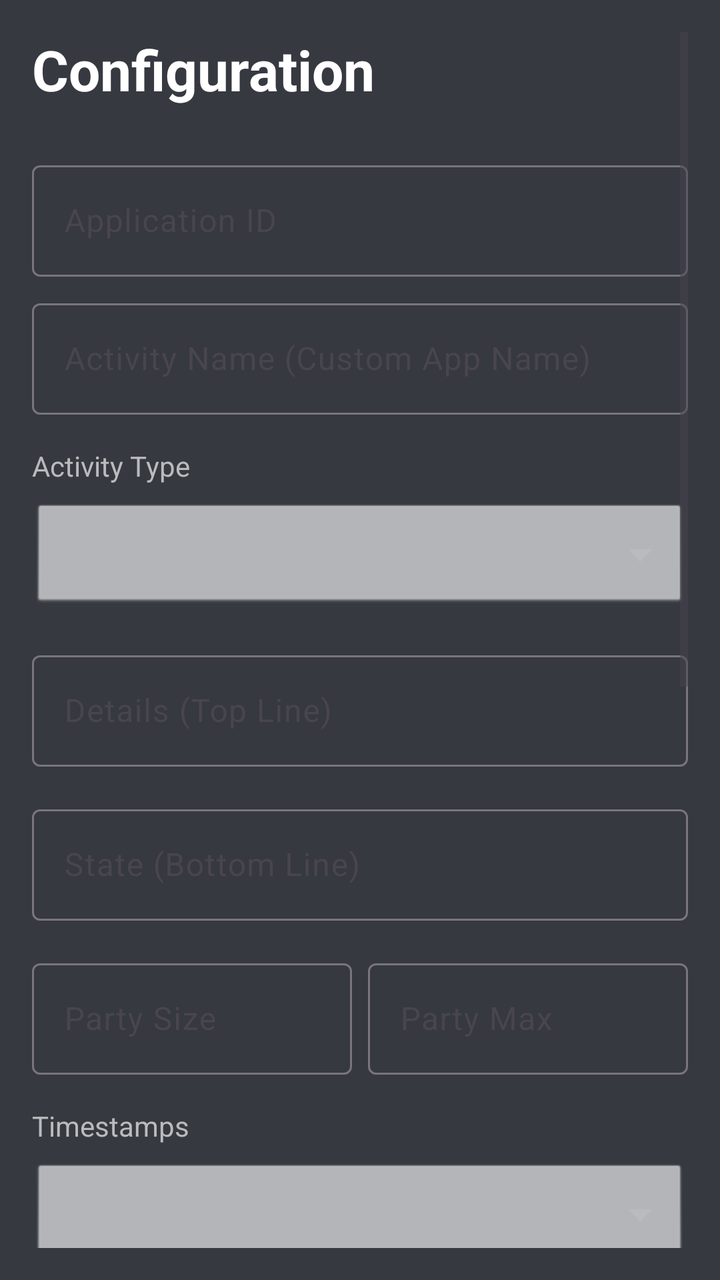
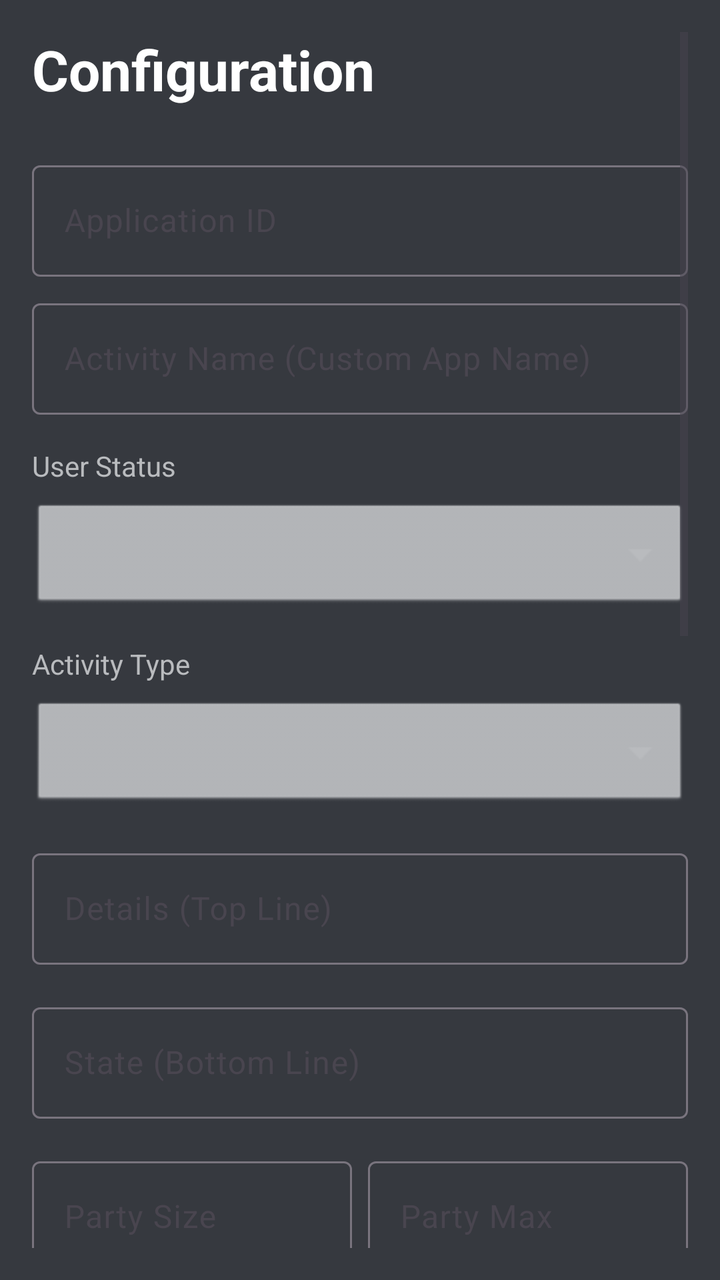

An Android layout rendered at two revisions. The XML below is the earlier revision; the diff shows what the commit changed to produce the second picture.
<!-- AndroidManifest.xml: application theme Theme.CustomRPC -->
<!-- res/layout/activity_main.xml -->
<?xml version="1.0" encoding="utf-8"?>
<FrameLayout xmlns:android="http://schemas.android.com/apk/res/android"
    xmlns:app="http://schemas.android.com/apk/res-auto"
    xmlns:tools="http://schemas.android.com/tools"
    android:layout_width="match_parent"
    android:layout_height="match_parent"
    android:background="#36393F">

    
    <LinearLayout
        android:id="@+id/view_login"
        android:layout_width="match_parent"
        android:layout_height="match_parent"
        android:orientation="vertical"
        android:padding="32dp"
        android:gravity="center"
        android:visibility="gone">

        <TextView
            android:layout_width="wrap_content"
            android:layout_height="wrap_content"
            android:text="@string/title_login"
            android:textSize="34sp"
            android:textStyle="bold"
            android:textColor="#5865F2"
            android:layout_marginBottom="8dp"/>

        <TextView
            android:layout_width="wrap_content"
            android:layout_height="wrap_content"
            android:text="@string/app_subtitle"
            android:textColor="#B9BBBE"
            android:textSize="16sp"
            android:layout_marginBottom="48dp"/>

        <com.google.android.material.textfield.TextInputLayout
            android:layout_width="match_parent"
            android:layout_height="wrap_content"
            android:hint="@string/hint_token"
            app:startIconDrawable="@android:drawable/ic_lock_lock"
            style="@style/Widget.Material3.TextInputLayout.OutlinedBox">

            <com.google.android.material.textfield.TextInputEditText
                android:id="@+id/login_token_input"
                android:layout_width="match_parent"
                android:layout_height="wrap_content"
                android:inputType="textPassword"
                android:textColor="#FFFFFF" />
        </com.google.android.material.textfield.TextInputLayout>

        <com.google.android.material.button.MaterialButton
            android:id="@+id/btn_discord_login"
            android:layout_width="match_parent"
            android:layout_height="56dp"
            android:text="@string/btn_login_discord"
            app:cornerRadius="8dp"
            android:backgroundTint="#2F3136"
            android:textColor="#FFFFFF"
            app:strokeColor="#5865F2"
            app:strokeWidth="1dp"/>

        <com.google.android.material.button.MaterialButton
            android:id="@+id/btn_login"
            android:layout_width="match_parent"
            android:layout_height="56dp"
            android:text="@string/btn_login"
            android:layout_marginTop="24dp"
            app:cornerRadius="8dp"
            android:backgroundTint="#5865F2"/>
            
        <com.google.android.material.button.MaterialButton
            android:id="@+id/btn_token_guide_login"
            style="@style/Widget.Material3.Button.TextButton"
            android:layout_width="wrap_content"
            android:layout_height="wrap_content"
            android:text="@string/btn_token_guide"
            android:textColor="#B9BBBE"
            android:layout_marginTop="8dp"/>
    </LinearLayout>

    
    <LinearLayout
        android:id="@+id/view_dashboard"
        android:layout_width="match_parent"
        android:layout_height="match_parent"
        android:orientation="vertical"
        android:background="#36393F"
        android:visibility="gone">

        
        <LinearLayout
            android:layout_width="match_parent"
            android:layout_height="wrap_content"
            android:padding="16dp"
            android:gravity="end">
            <ImageView
                android:id="@+id/btn_about"
                android:layout_width="24dp"
                android:layout_height="24dp"
                android:src="@android:drawable/ic_menu_info_details"
                app:tint="#B9BBBE"
                android:layout_marginEnd="16dp"/>

            <ImageView
                android:id="@+id/btn_logout"
                android:layout_width="24dp"
                android:layout_height="24dp"
                android:src="@android:drawable/ic_menu_close_clear_cancel"
                app:tint="#DCDDDE"/>
        </LinearLayout>

        
        <LinearLayout
            android:layout_width="match_parent"
            android:layout_height="0dp"
            android:layout_weight="1"
            android:orientation="vertical"
            android:gravity="center"
            android:padding="32dp">

            
            <FrameLayout
                android:layout_width="200dp"
                android:layout_height="200dp"
                android:layout_marginBottom="24dp">
                
                <com.example.customrpc.ParticleRingView
                    android:id="@+id/particle_view"
                    android:layout_width="match_parent"
                    android:layout_height="match_parent"/>
                    
                <LinearLayout
                    android:layout_width="match_parent"
                    android:layout_height="match_parent"
                    android:gravity="center"
                    android:orientation="vertical">
                    <TextView
                        android:layout_width="wrap_content"
                        android:layout_height="wrap_content"
                        android:text="@string/status_label"
                        android:letterSpacing="0.2"
                        android:textSize="12sp"
                        android:textColor="#B9BBBE"/>
                    <TextView
                        android:id="@+id/tv_dashboard_status"
                        android:layout_width="wrap_content"
                        android:layout_height="wrap_content"
                        android:text="@string/status_offline"
                        android:textSize="32sp"
                        android:textStyle="bold"
                        android:textColor="#ED4245"/>
                </LinearLayout>
            </FrameLayout>

            <TextView
                android:id="@+id/tv_dashboard_desc"
                android:layout_width="wrap_content"
                android:layout_height="wrap_content"
                android:text="@string/desc_service_idle"
                android:textColor="#DCDDDE"
                android:layout_marginBottom="32dp"/>

            <com.google.android.material.button.MaterialButton
                android:id="@+id/btn_toggle_connection"
                android:layout_width="200dp"
                android:layout_height="60dp"
                android:text="@string/btn_start"
                android:textSize="18sp"
                app:cornerRadius="30dp"
                android:backgroundTint="#5865F2"/>
            
            <com.google.android.material.button.MaterialButton
                android:id="@+id/btn_stop_service"
                style="@style/Widget.Material3.Button.TextButton"
                android:layout_width="wrap_content"
                android:layout_height="wrap_content"
                android:text="@string/btn_kill_service"
                android:textColor="#ED4245"
                android:layout_marginTop="8dp"/>

        </LinearLayout>

        
        <com.google.android.material.button.MaterialButton
            android:id="@+id/btn_open_config"
            style="@style/Widget.Material3.Button.OutlinedButton"
            android:layout_width="match_parent"
            android:layout_height="wrap_content"
            android:text="@string/btn_configure"
            android:layout_margin="16dp"
            android:textColor="#FFFFFF"
            android:backgroundTint="#4F545C"/>
    </LinearLayout>


    
    <ScrollView
        android:id="@+id/view_settings"
        android:layout_width="match_parent"
        android:layout_height="match_parent"
        android:background="#36393F"
        android:padding="16dp"
        android:visibility="visible">

        <LinearLayout
            android:layout_width="match_parent"
            android:layout_height="wrap_content"
            android:orientation="vertical">

            <TextView
                android:layout_width="wrap_content"
                android:layout_height="wrap_content"
                android:text="@string/title_configuration"
                android:textSize="28sp"
                android:textStyle="bold"
                android:textColor="#FFFFFF"
                android:layout_marginBottom="24dp"/>

            
            <com.google.android.material.textfield.TextInputLayout
                android:layout_width="match_parent"
                android:layout_height="wrap_content"
                android:hint="@string/hint_app_id"
                android:layout_marginBottom="8dp"
                style="@style/Widget.Material3.TextInputLayout.OutlinedBox">
                <com.google.android.material.textfield.TextInputEditText
                    android:id="@+id/app_id_edit_text"
                    android:layout_width="match_parent"
                    android:layout_height="wrap_content"
                    android:inputType="number"
                    android:textColor="#FFFFFF"/>
            </com.google.android.material.textfield.TextInputLayout>
            
            <com.google.android.material.textfield.TextInputLayout
                android:layout_width="match_parent"
                android:layout_height="wrap_content"
                android:hint="@string/hint_app_name"
                android:layout_marginBottom="16dp"
                style="@style/Widget.Material3.TextInputLayout.OutlinedBox">
                <com.google.android.material.textfield.TextInputEditText
                    android:id="@+id/app_name_edit_text"
                    android:layout_width="match_parent"
                    android:layout_height="wrap_content"
                    android:textColor="#FFFFFF"/>
            </com.google.android.material.textfield.TextInputLayout>

            
            <TextView
                android:layout_width="wrap_content"
                android:layout_height="wrap_content"
                android:text="@string/label_activity_type"
                android:textColor="#B9BBBE"
                android:layout_marginBottom="8dp"/>
            <Spinner
                android:id="@+id/activity_type_spinner"
                android:layout_width="match_parent"
                android:layout_height="56dp"
                android:background="@android:drawable/btn_dropdown"
                android:backgroundTint="#B9BBBE"
                android:layout_marginBottom="16dp"/>



            
            <com.google.android.material.textfield.TextInputLayout
                android:layout_width="match_parent"
                android:layout_height="wrap_content"
                android:hint="@string/hint_details"
                android:layout_marginBottom="16dp"
                style="@style/Widget.Material3.TextInputLayout.OutlinedBox">
                <com.google.android.material.textfield.TextInputEditText
                    android:id="@+id/details_edit_text"
                    android:layout_width="match_parent"
                    android:layout_height="wrap_content"
                    android:textColor="#FFFFFF"/>
            </com.google.android.material.textfield.TextInputLayout>

            <com.google.android.material.textfield.TextInputLayout
                android:layout_width="match_parent"
                android:layout_height="wrap_content"
                android:hint="@string/hint_state"
                android:layout_marginBottom="16dp"
                style="@style/Widget.Material3.TextInputLayout.OutlinedBox">
                <com.google.android.material.textfield.TextInputEditText
                    android:id="@+id/state_edit_text"
                    android:layout_width="match_parent"
                    android:layout_height="wrap_content"
                    android:textColor="#FFFFFF"/>
            </com.google.android.material.textfield.TextInputLayout>

            
            <LinearLayout android:layout_width="match_parent" android:layout_height="wrap_content" android:orientation="horizontal" android:layout_marginBottom="16dp">
                <com.google.android.material.textfield.TextInputLayout
                    android:layout_width="0dp"
                    android:layout_weight="1"
                    android:layout_height="wrap_content"
                    android:hint="@string/hint_party_size"
                    style="@style/Widget.Material3.TextInputLayout.OutlinedBox"
                    android:layout_marginEnd="8dp">
                    <com.google.android.material.textfield.TextInputEditText
                        android:id="@+id/party_size_edit_text"
                        android:layout_width="match_parent"
                        android:layout_height="wrap_content"
                        android:inputType="number"
                        android:textColor="#FFFFFF"/>
                </com.google.android.material.textfield.TextInputLayout>
                <com.google.android.material.textfield.TextInputLayout
                    android:layout_width="0dp"
                    android:layout_weight="1"
                    android:layout_height="wrap_content"
                    android:hint="@string/hint_party_max"
                    style="@style/Widget.Material3.TextInputLayout.OutlinedBox">
                    <com.google.android.material.textfield.TextInputEditText
                        android:id="@+id/party_max_edit_text"
                        android:layout_width="match_parent"
                        android:layout_height="wrap_content"
                        android:inputType="number"
                        android:textColor="#FFFFFF"/>
                </com.google.android.material.textfield.TextInputLayout>
            </LinearLayout>

            
            <TextView
                android:layout_width="wrap_content"
                android:layout_height="wrap_content"
                android:text="@string/label_timestamps"
                android:textColor="#B9BBBE"
                android:layout_marginBottom="8dp"/>
            <Spinner
                android:id="@+id/timestamp_spinner"
                android:layout_width="match_parent"
                android:layout_height="56dp"
                android:background="@android:drawable/btn_dropdown"
                android:backgroundTint="#B9BBBE"
                android:layout_marginBottom="8dp"/>
            
            <LinearLayout
                android:id="@+id/custom_timestamp_layout"
                android:layout_width="match_parent"
                android:layout_height="wrap_content"
                android:orientation="vertical"
                android:visibility="gone"
                android:layout_marginBottom="16dp">
                <LinearLayout android:layout_width="match_parent" android:layout_height="wrap_content" android:orientation="horizontal">
                    <com.google.android.material.button.MaterialButton
                        android:id="@+id/btn_pick_start_time"
                        style="@style/Widget.Material3.Button.OutlinedButton"
                        android:layout_width="0dp"
                        android:layout_weight="1"
                        android:layout_height="wrap_content"
                        android:text="@string/btn_ts_start"
                        android:textColor="#B9BBBE"
                        app:strokeColor="#4F545C"/>
                    <com.google.android.material.button.MaterialButton
                        android:id="@+id/btn_pick_end_time"
                        style="@style/Widget.Material3.Button.OutlinedButton"
                        android:layout_width="0dp"
                        android:layout_weight="1"
                        android:layout_height="wrap_content"
                        android:text="@string/btn_ts_end"
                        android:layout_marginStart="8dp"
                        android:textColor="#B9BBBE"
                        app:strokeColor="#4F545C"/>
                </LinearLayout>
                <LinearLayout android:layout_width="match_parent" android:layout_height="wrap_content" android:orientation="horizontal" android:paddingTop="4dp">
                     <TextView android:id="@+id/tv_start_time_val" android:layout_width="0dp" android:layout_weight="1" android:layout_height="wrap_content" android:text="@string/ts_none" android:gravity="center" android:textColor="#72767D" android:textSize="12sp"/>
                     <TextView android:id="@+id/tv_end_time_val" android:layout_width="0dp" android:layout_weight="1" android:layout_height="wrap_content" android:text="@string/ts_none" android:gravity="center" android:textColor="#72767D" android:textSize="12sp"/>
                </LinearLayout>
            </LinearLayout>

            
            <TextView android:layout_width="wrap_content" android:layout_height="wrap_content" text="@string/label_large_image" android:textColor="#B9BBBE" android:layout_marginTop="16dp"/>
            <LinearLayout android:layout_width="match_parent" android:layout_height="wrap_content" android:orientation="horizontal" android:layout_marginBottom="8dp">
                <com.google.android.material.textfield.TextInputLayout
                    android:id="@+id/lay_large_image_key"
                    android:layout_width="0dp"
                    android:layout_weight="1"
                    android:layout_height="wrap_content"
                    android:hint="@string/hint_image_key"
                    style="@style/Widget.Material3.TextInputLayout.OutlinedBox"
                    app:endIconMode="custom"
                    app:endIconDrawable="@android:drawable/ic_menu_search"
                    android:layout_marginEnd="8dp">
                    <com.google.android.material.textfield.TextInputEditText
                        android:id="@+id/large_image_key_edit_text"
                        android:layout_width="match_parent"
                        android:layout_height="wrap_content"
                        android:textColor="#FFFFFF"/>
                </com.google.android.material.textfield.TextInputLayout>
                <com.google.android.material.textfield.TextInputLayout
                    android:layout_width="0dp"
                    android:layout_weight="1"
                    android:layout_height="wrap_content"
                    android:hint="@string/hint_image_text"
                    style="@style/Widget.Material3.TextInputLayout.OutlinedBox">
                    <com.google.android.material.textfield.TextInputEditText
                        android:id="@+id/large_image_text_edit_text"
                        android:layout_width="match_parent"
                        android:layout_height="wrap_content"
                        android:textColor="#FFFFFF"/>
                </com.google.android.material.textfield.TextInputLayout>
            </LinearLayout>

            <TextView android:layout_width="wrap_content" android:layout_height="wrap_content" text="@string/label_small_image" android:textColor="#B9BBBE"/>
            <LinearLayout android:layout_width="match_parent" android:layout_height="wrap_content" android:orientation="horizontal" android:layout_marginBottom="16dp">
                <com.google.android.material.textfield.TextInputLayout
                    android:id="@+id/lay_small_image_key"
                    android:layout_width="0dp"
                    android:layout_weight="1"
                    android:layout_height="wrap_content"
                    android:hint="@string/hint_image_key"
                    style="@style/Widget.Material3.TextInputLayout.OutlinedBox"
                    app:endIconMode="custom"
                    app:endIconDrawable="@android:drawable/ic_menu_search"
                    android:layout_marginEnd="8dp">
                    <com.google.android.material.textfield.TextInputEditText
                        android:id="@+id/small_image_key_edit_text"
                        android:layout_width="match_parent"
                        android:layout_height="wrap_content"
                        android:textColor="#FFFFFF"/>
                </com.google.android.material.textfield.TextInputLayout>
                <com.google.android.material.textfield.TextInputLayout
                    android:layout_width="0dp"
                    android:layout_weight="1"
                    android:layout_height="wrap_content"
                    android:hint="@string/hint_image_text"
                    style="@style/Widget.Material3.TextInputLayout.OutlinedBox">
                    <com.google.android.material.textfield.TextInputEditText
                        android:id="@+id/small_image_text_edit_text"
                        android:layout_width="match_parent"
                        android:layout_height="wrap_content"
                        android:textColor="#FFFFFF"/>
                </com.google.android.material.textfield.TextInputLayout>
            </LinearLayout>

            
            <TextView android:layout_width="wrap_content" android:layout_height="wrap_content" text="@string/label_btn1" android:textColor="#B9BBBE"/>
            <LinearLayout android:layout_width="match_parent" android:layout_height="wrap_content" android:orientation="horizontal" android:layout_marginBottom="8dp">
                <com.google.android.material.textfield.TextInputLayout
                    android:layout_width="0dp"
                    android:layout_weight="1"
                    android:layout_height="wrap_content"
                    android:hint="@string/hint_btn_label"
                    style="@style/Widget.Material3.TextInputLayout.OutlinedBox"
                    android:layout_marginEnd="8dp">
                    <com.google.android.material.textfield.TextInputEditText
                        android:id="@+id/btn1_text"
                        android:layout_width="match_parent"
                        android:layout_height="wrap_content"
                        android:textColor="#FFFFFF"/>
                </com.google.android.material.textfield.TextInputLayout>
                <com.google.android.material.textfield.TextInputLayout
                    android:layout_width="0dp"
                    android:layout_weight="2"
                    android:layout_height="wrap_content"
                    android:hint="@string/hint_btn_url"
                    style="@style/Widget.Material3.TextInputLayout.OutlinedBox">
                    <com.google.android.material.textfield.TextInputEditText
                        android:id="@+id/btn1_url"
                        android:layout_width="match_parent"
                        android:layout_height="wrap_content"
                        android:textColor="#FFFFFF"/>
                </com.google.android.material.textfield.TextInputLayout>
            </LinearLayout>

             <TextView android:layout_width="wrap_content" android:layout_height="wrap_content" text="@string/label_btn2" android:textColor="#B9BBBE"/>
            <LinearLayout android:layout_width="match_parent" android:layout_height="wrap_content" android:orientation="horizontal" android:layout_marginBottom="24dp">
                <com.google.android.material.textfield.TextInputLayout
                    android:layout_width="0dp"
                    android:layout_weight="1"
                    android:layout_height="wrap_content"
                    android:hint="@string/hint_btn_label"
                    style="@style/Widget.Material3.TextInputLayout.OutlinedBox"
                    android:layout_marginEnd="8dp">
                    <com.google.android.material.textfield.TextInputEditText
                        android:id="@+id/btn2_text"
                        android:layout_width="match_parent"
                        android:layout_height="wrap_content"
                        android:textColor="#FFFFFF"/>
                </com.google.android.material.textfield.TextInputLayout>
                <com.google.android.material.textfield.TextInputLayout
                    android:layout_width="0dp"
                    android:layout_weight="2"
                    android:layout_height="wrap_content"
                    android:hint="@string/hint_btn_url"
                    style="@style/Widget.Material3.TextInputLayout.OutlinedBox">
                    <com.google.android.material.textfield.TextInputEditText
                        android:id="@+id/btn2_url"
                        android:layout_width="match_parent"
                        android:layout_height="wrap_content"
                        android:textColor="#FFFFFF"/>
                </com.google.android.material.textfield.TextInputLayout>
            </LinearLayout>

            <View android:layout_width="match_parent" android:layout_height="1dp" android:background="#4F545C" android:layout_marginBottom="16dp"/>

            <com.google.android.material.button.MaterialButton
                android:id="@+id/btn_save_apply"
                android:layout_width="match_parent"
                android:layout_height="56dp"
                android:text="@string/btn_save_apply"
                android:backgroundTint="#57F287"
                app:cornerRadius="8dp"
                android:textColor="#000000"/>

            <com.google.android.material.button.MaterialButton
                android:id="@+id/btn_cancel_config"
                style="@style/Widget.Material3.Button.TextButton"
                android:layout_width="match_parent"
                android:layout_height="wrap_content"
                android:text="@string/btn_back_dashboard"
                android:textColor="#DCDDDE"
                android:layout_marginBottom="32dp"/>

        </LinearLayout>
    
    </ScrollView>

    
    <LinearLayout
        android:id="@+id/view_about"
        android:layout_width="match_parent"
        android:layout_height="match_parent"
        android:orientation="vertical"
        android:gravity="center"
        android:padding="32dp"
        android:background="#36393F"
        android:visibility="gone"
        tools:visibility="visible">

        <ImageView
            android:layout_width="120dp"
            android:layout_height="120dp"
            android:src="@drawable/ic_app_logo_new"
            android:layout_marginBottom="24dp"/>

        <TextView
            android:layout_width="wrap_content"
            android:layout_height="wrap_content"
            android:text="@string/app_name"
            android:textSize="28sp"
            android:textStyle="bold"
            android:textColor="?attr/colorOnSurface"/>

        <TextView
            android:layout_width="wrap_content"
            android:layout_height="wrap_content"
            android:text="@string/about_version"
            android:textSize="16sp"
            android:textColor="?attr/colorOnSurfaceVariant"
            android:layout_marginBottom="32dp"/>

        <TextView
            android:layout_width="wrap_content"
            android:layout_height="wrap_content"
            android:text="@string/about_dev"
            android:textSize="18sp"
            android:textStyle="bold"
            android:textColor="?attr/colorPrimary"/>

        <LinearLayout
            android:layout_width="match_parent"
            android:layout_height="wrap_content"
            android:orientation="vertical"
            android:layout_marginTop="24dp"
            android:layout_marginBottom="24dp">

            <com.google.android.material.button.MaterialButton
                android:id="@+id/btn_github"
                android:layout_width="match_parent"
                android:layout_height="wrap_content"
                android:text="@string/btn_github"
                app:icon="@android:drawable/ic_menu_view"
                style="@style/Widget.Material3.Button.OutlinedButton"
                android:textColor="#FFFFFF"
                app:strokeColor="#FFFFFF"/>

            <com.google.android.material.button.MaterialButton
                android:id="@+id/btn_email"
                android:layout_width="match_parent"
                android:layout_height="wrap_content"
                android:text="@string/btn_email"
                app:icon="@android:drawable/ic_dialog_email"
                style="@style/Widget.Material3.Button.OutlinedButton"
                android:textColor="#FFFFFF"
                app:strokeColor="#FFFFFF"/>

            <com.google.android.material.button.MaterialButton
                android:id="@+id/btn_donate"
                android:layout_width="match_parent"
                android:layout_height="wrap_content"
                android:text="@string/btn_donate"
                app:icon="@android:drawable/star_on"
                android:layout_marginTop="8dp"
                android:backgroundTint="#FFEB3B"
                android:textColor="#000000"/>
        </LinearLayout>

        <TextView
            android:layout_width="wrap_content"
            android:layout_height="wrap_content"
            android:text="@string/about_desc"
            android:textAlignment="center"
            android:layout_marginBottom="32dp"
            android:textColor="?attr/colorOnSurface"/>

        <Button
            android:id="@+id/btn_back_about"
            style="@style/Widget.Material3.Button.TonalButton"
            android:layout_width="wrap_content"
            android:layout_height="wrap_content"
            android:text="@string/btn_back"
            app:icon="@android:drawable/ic_menu_revert"/>

    </LinearLayout>

</FrameLayout>
<!-- resources referenced by this layout -->
<resources>
  <!-- drawable ic_app_logo_new: png bitmap (drawable, 120110 bytes) -->
  <string name="about_desc">Keep your Discord Presence Alive.\nSimple, Lightweight, Persistent.</string>
  <string name="about_dev">Developed by Khoirul Aksara</string>
  <string name="about_version">Version 1.0 (Codename: Archangel)</string>
  <string name="app_name">Custom RPC</string>
  <string name="app_subtitle">Discord Rich Presence Client</string>
  <string name="btn_back">Kembali</string>
  <string name="btn_back_dashboard">Back to Dashboard</string>
  <string name="btn_configure">Configure Presence</string>
  <string name="btn_donate">Donate (Traktir Kopi)</string>
  <string name="btn_email">Contact / Email</string>
  <string name="btn_github">GitHub Repository</string>
  <string name="btn_kill_service">Kill Service</string>
  <string name="btn_login">Login</string>
  <string name="btn_login_discord">Login via Discord</string>
  <string name="btn_save_apply">Save &amp; Apply Details</string>
  <string name="btn_start">START</string>
  <string name="btn_token_guide">How to get Token?</string>
  <string name="btn_ts_end">End</string>
  <string name="btn_ts_start">Start</string>
  <string name="desc_service_idle">Service Idle</string>
  <string name="hint_app_id">Application ID</string>
  <string name="hint_app_name">Activity Name (Custom App Name)</string>
  <string name="hint_btn_label">Label</string>
  <string name="hint_btn_url">URL</string>
  <string name="hint_details">Details (Top Line)</string>
  <string name="hint_image_key">Key</string>
  <string name="hint_image_text">Tooltip</string>
  <string name="hint_party_max">Party Max</string>
  <string name="hint_party_size">Party Size</string>
  <string name="hint_state">State (Bottom Line)</string>
  <string name="hint_token">User Token</string>
  <string name="label_activity_type">Activity Type</string>
  <string name="label_btn1">Button 1</string>
  <string name="label_btn2">Button 2</string>
  <string name="label_large_image">Large Image</string>
  <string name="label_small_image">Small Image</string>
  <string name="label_timestamps">Timestamps</string>
  <string name="status_label">STATUS</string>
  <string name="status_offline">OFFLINE</string>
  <string name="title_configuration">Configuration</string>
  <string name="title_login">CustomRPC</string>
  <string name="ts_none">None</string>
  <style name="Theme.CustomRPC" parent="Theme.Material3.DayNight.NoActionBar">
          
          <item name="android:statusBarColor">#202225</item> 
          <item name="android:windowLightStatusBar">false</item>
      </style>
</resources>

<!-- the commit's change to res/layout/activity_main.xml (unified diff, before → after) -->
@@ -248,6 +248,20 @@
             <TextView
                 android:layout_width="wrap_content"
                 android:layout_height="wrap_content"
+                android:text="@string/label_user_status"
+                android:textColor="#B9BBBE"
+                android:layout_marginBottom="8dp"/>
+            <Spinner
+                android:id="@+id/status_spinner"
+                android:layout_width="match_parent"
+                android:layout_height="56dp"
+                android:background="@android:drawable/btn_dropdown"
+                android:backgroundTint="#B9BBBE"
+                android:layout_marginBottom="16dp"/>
+
+            <TextView
+                android:layout_width="wrap_content"
+                android:layout_height="wrap_content"
                 android:text="@string/label_activity_type"
                 android:textColor="#B9BBBE"
                 android:layout_marginBottom="8dp"/>
<!-- resource entries referenced after the edit -->
@@ -38,6 +38,7 @@
   <string name="label_large_image">Large Image</string>
   <string name="label_small_image">Small Image</string>
   <string name="label_timestamps">Timestamps</string>
+  <string name="label_user_status">User Status</string>
   <string name="status_label">STATUS</string>
   <string name="status_offline">OFFLINE</string>
   <string name="title_configuration">Configuration</string>
